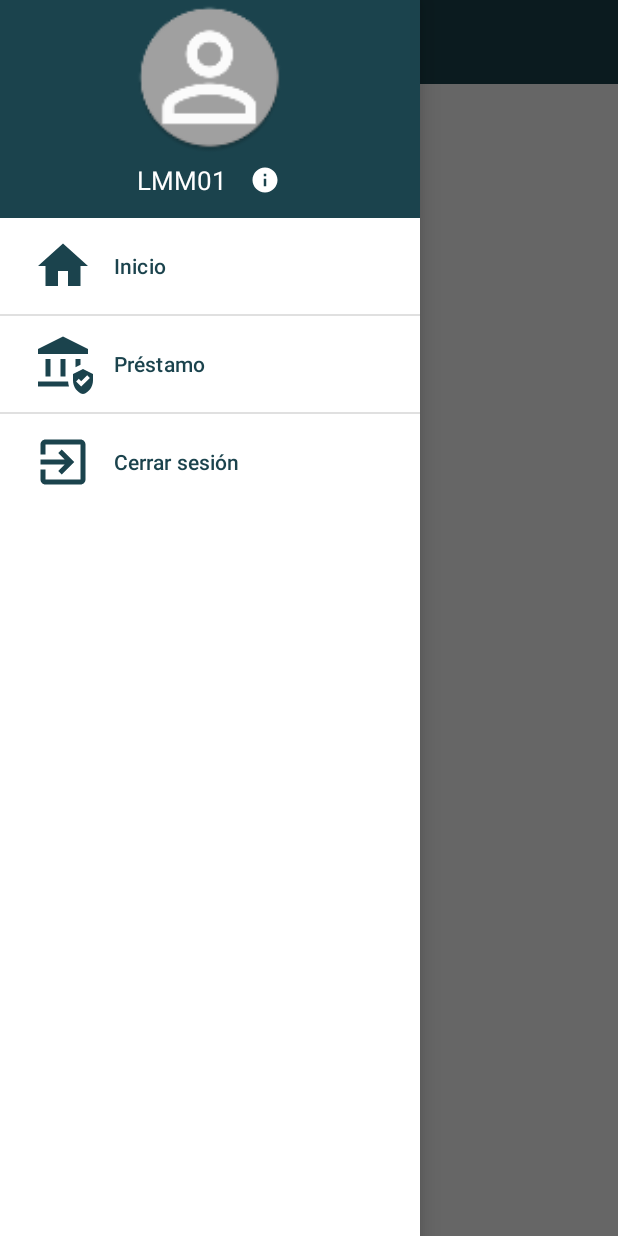
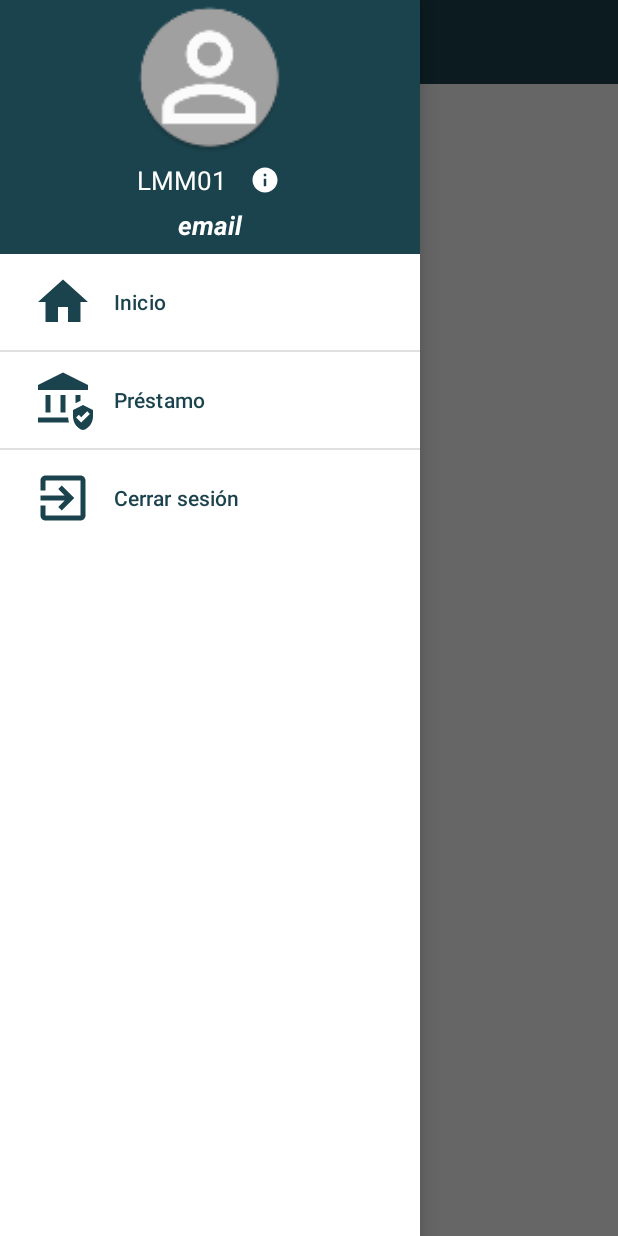
Before and after one commit to MontoComp/lendmoney, an Android app: the HomeActivity screen opened directly, with no data from a screen before it, with the side drawer open, on a phone screen of 412 x 824 dp. Run offline under Robolectric (Android 15) with nearby library versions, the phone set to English and light mode, and no system bars; our stand-ins replace CircleImageView; libraries missing offline, so code that uses them is left out: com.everis.zentros, com.hcr.hcr_android; 2 statements that could not run were skipped.

Commit message:
Refactor: Modify google login 2

```diff
--- a/app/src/main/java/com/montcomp/lendmoney/Base/DataBase/model/UserDbModel.kt
+++ b/app/src/main/java/com/montcomp/lendmoney/Base/DataBase/model/UserDbModel.kt
@@ -19,5 +19,6 @@ class DbUser(
     val image: String?,
     val rol: Int?,
     val state: Boolean,
-    val dateCreation: Long? = Date().time
+    val dateCreation: Long? = Date().time,
+    var email: String?,
 ): Serializable
--- a/app/src/main/java/com/montcomp/lendmoney/Drawer/Drawer.kt
+++ b/app/src/main/java/com/montcomp/lendmoney/Drawer/Drawer.kt
@@ -64,6 +64,7 @@ open class Drawer(val outContext: DisposableActivity): NavigationView.OnNavigati
         val navUsername = headerView?.findViewById(R.id.nav_header_textView) as TextView?
         val navUsericon = headerView?.findViewById(R.id.icon_drawer_type) as ImageView?
         val navUserImage = headerView?.findViewById(R.id.iv_image_user) as ImageView?
+        val navUseremail = headerView?.findViewById(R.id.tv_email) as TextView?
         val nav_Menu = navigationView?.getMenu()
 
         if (Singleton.getInstance().globaluser?.gender == 0){
@@ -115,8 +116,8 @@ open class Drawer(val outContext: DisposableActivity): NavigationView.OnNavigati
             }
         }
 
-        val userName =  Singleton.getInstance().globaluser?.nickName?.capitalize()
-        navUsername?.text = userName
+        navUsername?.text = Singleton.getInstance().globaluser?.nickName?.capitalize()
+        navUseremail?.text = Singleton.getInstance().globaluser?.email
 
         navigationView?.setNavigationItemSelectedListener(this)
     }
--- a/app/src/main/java/com/montcomp/lendmoney/Login/LoginActivity.kt
+++ b/app/src/main/java/com/montcomp/lendmoney/Login/LoginActivity.kt
@@ -220,7 +220,8 @@ class LoginActivity : DisposableActivity() {
                                         genderGoogle,
                                         userGeneral!!.image,
                                         userGeneral!!.rol,
-                                        userGeneral!!.state
+                                        userGeneral!!.state,
+                                        email = userGeneral!!.email
                                     )
                                 )
 
@@ -246,7 +247,8 @@ class LoginActivity : DisposableActivity() {
                                         genderGoogle,
                                         image?.toString64(),
                                         1,
-                                        false
+                                        false,
+                                        email = personEmail
                                     )
                                 )
                                 withContext(Dispatchers.Main){
--- a/app/src/main/res/layout/nav_header_main.xml
+++ b/app/src/main/res/layout/nav_header_main.xml
@@ -31,11 +31,11 @@
         android:id="@+id/linearLayout"
         android:layout_width="match_parent"
         android:layout_height="wrap_content"
-        app:layout_constraintBottom_toBottomOf="parent"
+        android:gravity="center"
+        app:layout_constraintTop_toBottomOf="@+id/iv_image_user"
+        app:layout_constraintBottom_toTopOf="@+id/tv_email"
         app:layout_constraintEnd_toEndOf="parent"
-        android:layout_marginBottom="5dp"
-        app:layout_constraintStart_toStartOf="parent"
-        android:gravity="center">
+        app:layout_constraintStart_toStartOf="parent">
 
         <TextView
             android:id="@+id/nav_header_textView"
@@ -44,15 +44,17 @@
             android:layout_alignParentStart="true"
             android:layout_centerVertical="true"
             android:layout_marginVertical="6dp"
+            android:gravity="center"
             android:text="LMM01"
-            android:gravity="center"
             android:textColor="@color/white"
             android:textSize="17sp" />
+
         <View
             android:layout_width="15dp"
             android:layout_height="20dp"
-            android:layout_marginVertical="6dp"
-            android:layout_gravity="center"></View>
+            android:layout_gravity="center"
+            android:layout_marginVertical="6dp"></View>
+
         <ImageView
             android:id="@+id/icon_drawer_type"
             android:layout_width="20dp"
@@ -66,6 +68,20 @@
 
     </LinearLayout>
 
-
+    <TextView
+        android:id="@+id/tv_email"
+        android:layout_width="match_parent"
+        android:layout_height="wrap_content"
+        android:text="email"
+        android:gravity="center"
+        android:textSize="17sp"
+        android:textStyle="italic|bold"
+        android:textColor="@color/white"
+        android:layout_marginBottom="5dp"
+        android:singleLine="true"
+        app:layout_constraintBottom_toBottomOf="parent"
+        app:layout_constraintEnd_toEndOf="@+id/linearLayout"
+        app:layout_constraintStart_toStartOf="@+id/linearLayout"
+        app:layout_constraintTop_toBottomOf="@+id/linearLayout"/>
 
 </androidx.constraintlayout.widget.ConstraintLayout>
```
Also changed, not shown: app/src/main/java/com/montcomp/lendmoney/Register/RegisterActivity.kt (+16 -1 lines), app/src/main/res/layout/activity_register.xml (+18 -0 lines).
